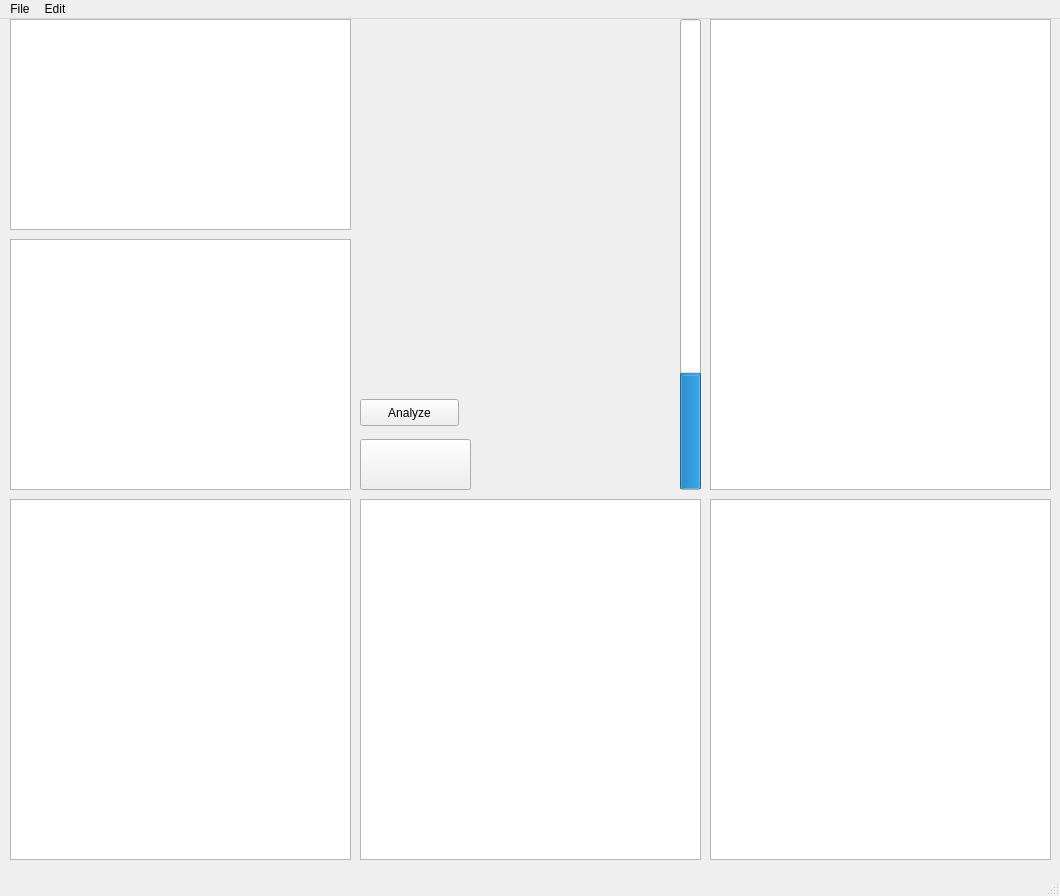
Above: guis/financial.ui from Rightside-Two-0/Rightside_Two.0 before the change. Below: the same form after it.
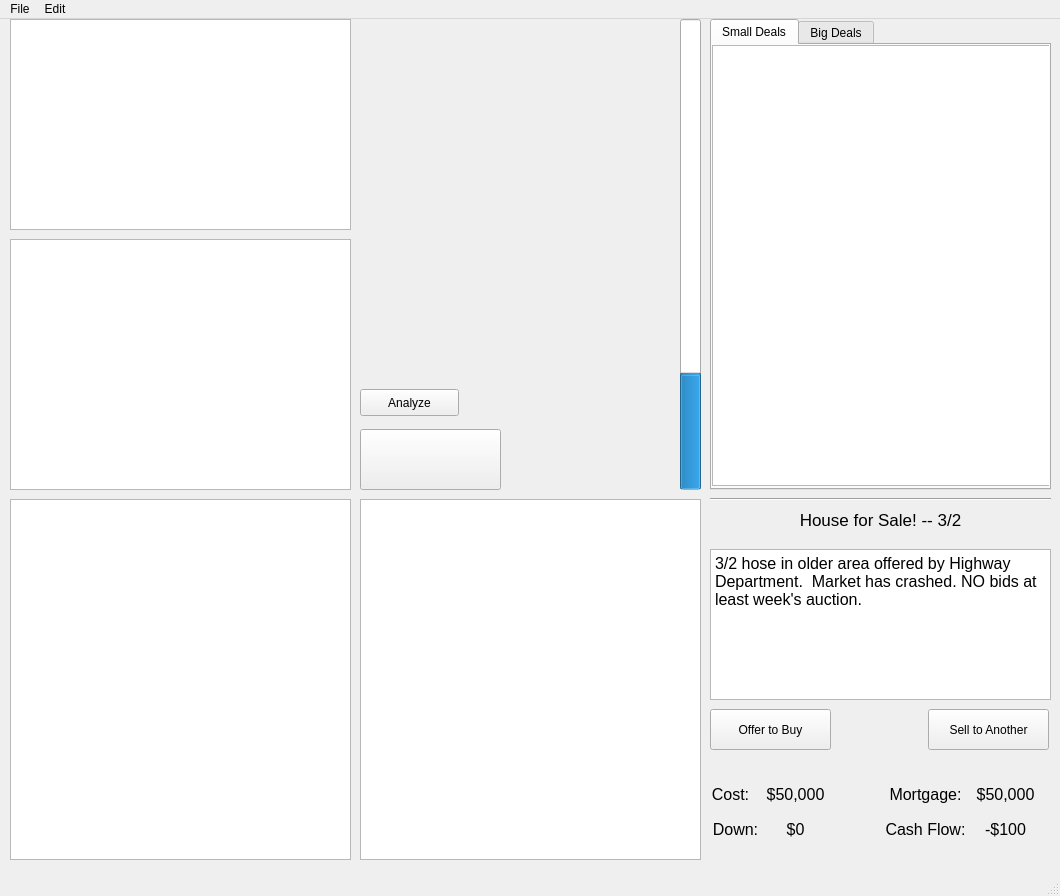
That is the form after the change. Icons and pictures are not drawn.

What changed in the file:
```diff
--- a/guis/financial.ui
+++ b/guis/financial.ui
@@ -24,7 +24,7 @@
     <property name="geometry">
      <rect>
       <x>360</x>
-      <y>380</y>
+      <y>370</y>
       <width>99</width>
       <height>27</height>
      </rect>
@@ -72,19 +72,6 @@
      <string>&lt;html&gt;&lt;head/&gt;&lt;body&gt;&lt;p&gt;&lt;span style=&quot; font-size:18pt;&quot;&gt;Liabilities&lt;/span&gt;&lt;/p&gt;&lt;/body&gt;&lt;/html&gt;</string>
     </property>
    </widget>
-   <widget class="QTreeView" name="opportunity_view">
-    <property name="geometry">
-     <rect>
-      <x>710</x>
-      <y>0</y>
-      <width>341</width>
-      <height>471</height>
-     </rect>
-    </property>
-    <property name="toolTip">
-     <string>&lt;html&gt;&lt;head/&gt;&lt;body&gt;&lt;p&gt;&lt;span style=&quot; font-size:18pt;&quot;&gt;Opportunities&lt;/span&gt;&lt;/p&gt;&lt;/body&gt;&lt;/html&gt;</string>
-    </property>
-   </widget>
    <widget class="QProgressBar" name="goal_percent">
     <property name="geometry">
      <rect>
@@ -108,9 +95,9 @@
     <property name="geometry">
      <rect>
       <x>360</x>
-      <y>420</y>
-      <width>111</width>
-      <height>51</height>
+      <y>410</y>
+      <width>141</width>
+      <height>61</height>
      </rect>
     </property>
     <property name="toolTip">
@@ -133,7 +120,7 @@
     </property>
     <property name="iconSize">
      <size>
-      <width>108</width>
+      <width>133</width>
       <height>78</height>
      </size>
     </property>
@@ -274,17 +261,264 @@
      <set>Qt::AlignRight|Qt::AlignTrailing|Qt::AlignVCenter</set>
     </property>
    </widget>
-   <widget class="QTreeView" name="card_details">
+   <widget class="QTabWidget" name="tabWidget">
+    <property name="geometry">
+     <rect>
+      <x>710</x>
+      <y>0</y>
+      <width>341</width>
+      <height>471</height>
+     </rect>
+    </property>
+    <property name="currentIndex">
+     <number>0</number>
+    </property>
+    <widget class="QWidget" name="tab">
+     <attribute name="title">
+      <string>Small Deals</string>
+     </attribute>
+     <widget class="QTreeView" name="opportunity_small">
+      <property name="geometry">
+       <rect>
+        <x>0</x>
+        <y>0</y>
+        <width>341</width>
+        <height>441</height>
+       </rect>
+      </property>
+      <property name="toolTip">
+       <string>&lt;html&gt;&lt;head/&gt;&lt;body&gt;&lt;p&gt;&lt;span style=&quot; font-size:18pt;&quot;&gt;Opportunities&lt;/span&gt;&lt;/p&gt;&lt;/body&gt;&lt;/html&gt;</string>
+      </property>
+      <property name="sizeAdjustPolicy">
+       <enum>QAbstractScrollArea::AdjustToContents</enum>
+      </property>
+      <property name="wordWrap">
+       <bool>false</bool>
+      </property>
+     </widget>
+    </widget>
+    <widget class="QWidget" name="tab_2">
+     <attribute name="title">
+      <string>Big Deals</string>
+     </attribute>
+     <widget class="QTreeView" name="opportunity_big">
+      <property name="geometry">
+       <rect>
+        <x>0</x>
+        <y>0</y>
+        <width>341</width>
+        <height>441</height>
+       </rect>
+      </property>
+      <property name="toolTip">
+       <string>&lt;html&gt;&lt;head/&gt;&lt;body&gt;&lt;p&gt;&lt;span style=&quot; font-size:18pt;&quot;&gt;Opportunities&lt;/span&gt;&lt;/p&gt;&lt;/body&gt;&lt;/html&gt;</string>
+      </property>
+     </widget>
+    </widget>
+   </widget>
+   <widget class="QLabel" name="label">
     <property name="geometry">
      <rect>
       <x>710</x>
       <y>480</y>
       <width>341</width>
-      <height>361</height>
+      <height>41</height>
      </rect>
     </property>
-    <property name="toolTip">
-     <string>&lt;html&gt;&lt;head/&gt;&lt;body&gt;&lt;p&gt;&lt;span style=&quot; font-size:18pt;&quot;&gt;Opp Details&lt;/span&gt;&lt;/p&gt;&lt;/body&gt;&lt;/html&gt;</string>
+    <property name="font">
+     <font>
+      <pointsize>13</pointsize>
+     </font>
+    </property>
+    <property name="text">
+     <string>House for Sale! -- 3/2</string>
+    </property>
+    <property name="alignment">
+     <set>Qt::AlignCenter</set>
+    </property>
+   </widget>
+   <widget class="QTextEdit" name="card_details">
+    <property name="geometry">
+     <rect>
+      <x>710</x>
+      <y>530</y>
+      <width>341</width>
+      <height>151</height>
+     </rect>
+    </property>
+    <property name="html">
+     <string>&lt;!DOCTYPE HTML PUBLIC &quot;-//W3C//DTD HTML 4.0//EN&quot; &quot;http://www.w3.org/TR/REC-html40/strict.dtd&quot;&gt;
+&lt;html&gt;&lt;head&gt;&lt;meta name=&quot;qrichtext&quot; content=&quot;1&quot; /&gt;&lt;style type=&quot;text/css&quot;&gt;
+p, li { white-space: pre-wrap; }
+&lt;/style&gt;&lt;/head&gt;&lt;body style=&quot; font-family:'Ubuntu'; font-size:11pt; font-weight:400; font-style:normal;&quot;&gt;
+&lt;p style=&quot; margin-top:0px; margin-bottom:0px; margin-left:0px; margin-right:0px; -qt-block-indent:0; text-indent:0px;&quot;&gt;&lt;span style=&quot; font-size:12pt;&quot;&gt;3/2 hose in older area offered by Highway Department.  Market has crashed. NO bids at least week's auction.&lt;/span&gt;&lt;/p&gt;&lt;/body&gt;&lt;/html&gt;</string>
+    </property>
+   </widget>
+   <widget class="QPushButton" name="buy_button">
+    <property name="geometry">
+     <rect>
+      <x>710</x>
+      <y>690</y>
+      <width>121</width>
+      <height>41</height>
+     </rect>
+    </property>
+    <property name="text">
+     <string>Offer to Buy</string>
+    </property>
+   </widget>
+   <widget class="QPushButton" name="sell_button">
+    <property name="geometry">
+     <rect>
+      <x>928</x>
+      <y>690</y>
+      <width>121</width>
+      <height>41</height>
+     </rect>
+    </property>
+    <property name="text">
+     <string>Sell to Another</string>
+    </property>
+   </widget>
+   <widget class="QLabel" name="cost">
+    <property name="geometry">
+     <rect>
+      <x>710</x>
+      <y>760</y>
+      <width>41</width>
+      <height>31</height>
+     </rect>
+    </property>
+    <property name="text">
+     <string>&lt;html&gt;&lt;head/&gt;&lt;body&gt;&lt;p&gt;&lt;span style=&quot; font-size:12pt;&quot;&gt;Cost:&lt;/span&gt;&lt;/p&gt;&lt;/body&gt;&lt;/html&gt;</string>
+    </property>
+    <property name="alignment">
+     <set>Qt::AlignCenter</set>
+    </property>
+   </widget>
+   <widget class="QLabel" name="down">
+    <property name="geometry">
+     <rect>
+      <x>710</x>
+      <y>800</y>
+      <width>51</width>
+      <height>21</height>
+     </rect>
+    </property>
+    <property name="text">
+     <string>&lt;html&gt;&lt;head/&gt;&lt;body&gt;&lt;p&gt;&lt;span style=&quot; font-size:12pt;&quot;&gt;Down:&lt;/span&gt;&lt;/p&gt;&lt;/body&gt;&lt;/html&gt;</string>
+    </property>
+    <property name="alignment">
+     <set>Qt::AlignCenter</set>
+    </property>
+   </widget>
+   <widget class="QLabel" name="cost_value">
+    <property name="geometry">
+     <rect>
+      <x>760</x>
+      <y>760</y>
+      <width>71</width>
+      <height>31</height>
+     </rect>
+    </property>
+    <property name="text">
+     <string>&lt;html&gt;&lt;head/&gt;&lt;body&gt;&lt;p&gt;&lt;span style=&quot; font-size:12pt;&quot;&gt;$50,000&lt;/span&gt;&lt;/p&gt;&lt;/body&gt;&lt;/html&gt;</string>
+    </property>
+    <property name="alignment">
+     <set>Qt::AlignCenter</set>
+    </property>
+   </widget>
+   <widget class="QLabel" name="cost_value_2">
+    <property name="geometry">
+     <rect>
+      <x>760</x>
+      <y>790</y>
+      <width>71</width>
+      <height>41</height>
+     </rect>
+    </property>
+    <property name="text">
+     <string>&lt;html&gt;&lt;head/&gt;&lt;body&gt;&lt;p&gt;&lt;span style=&quot; font-size:12pt;&quot;&gt;$0&lt;/span&gt;&lt;/p&gt;&lt;/body&gt;&lt;/html&gt;</string>
+    </property>
+    <property name="alignment">
+     <set>Qt::AlignCenter</set>
+    </property>
+   </widget>
+   <widget class="QLabel" name="mortgage">
+    <property name="geometry">
+     <rect>
+      <x>880</x>
+      <y>760</y>
+      <width>91</width>
+      <height>31</height>
+     </rect>
+    </property>
+    <property name="text">
+     <string>&lt;html&gt;&lt;head/&gt;&lt;body&gt;&lt;p&gt;&lt;span style=&quot; font-size:12pt;&quot;&gt;Mortgage:&lt;/span&gt;&lt;/p&gt;&lt;/body&gt;&lt;/html&gt;</string>
+    </property>
+    <property name="alignment">
+     <set>Qt::AlignCenter</set>
+    </property>
+   </widget>
+   <widget class="QLabel" name="mortgage_value">
+    <property name="geometry">
+     <rect>
+      <x>960</x>
+      <y>760</y>
+      <width>91</width>
+      <height>31</height>
+     </rect>
+    </property>
+    <property name="text">
+     <string>&lt;html&gt;&lt;head/&gt;&lt;body&gt;&lt;p&gt;&lt;span style=&quot; font-size:12pt;&quot;&gt;$50,000&lt;/span&gt;&lt;/p&gt;&lt;/body&gt;&lt;/html&gt;</string>
+    </property>
+    <property name="alignment">
+     <set>Qt::AlignCenter</set>
+    </property>
+   </widget>
+   <widget class="QLabel" name="cashflow">
+    <property name="geometry">
+     <rect>
+      <x>880</x>
+      <y>790</y>
+      <width>91</width>
+      <height>41</height>
+     </rect>
+    </property>
+    <property name="text">
+     <string>&lt;html&gt;&lt;head/&gt;&lt;body&gt;&lt;p&gt;&lt;span style=&quot; font-size:12pt;&quot;&gt;Cash Flow:&lt;/span&gt;&lt;/p&gt;&lt;/body&gt;&lt;/html&gt;</string>
+    </property>
+    <property name="alignment">
+     <set>Qt::AlignCenter</set>
+    </property>
+   </widget>
+   <widget class="QLabel" name="cashflow_2">
+    <property name="geometry">
+     <rect>
+      <x>960</x>
+      <y>790</y>
+      <width>91</width>
+      <height>41</height>
+     </rect>
+    </property>
+    <property name="text">
+     <string>&lt;html&gt;&lt;head/&gt;&lt;body&gt;&lt;p&gt;&lt;span style=&quot; font-size:12pt;&quot;&gt;-$100&lt;/span&gt;&lt;/p&gt;&lt;/body&gt;&lt;/html&gt;</string>
+    </property>
+    <property name="alignment">
+     <set>Qt::AlignCenter</set>
+    </property>
+   </widget>
+   <widget class="Line" name="line">
+    <property name="geometry">
+     <rect>
+      <x>710</x>
+      <y>470</y>
+      <width>341</width>
+      <height>21</height>
+     </rect>
+    </property>
+    <property name="orientation">
+     <enum>Qt::Horizontal</enum>
     </property>
    </widget>
   </widget>
```
